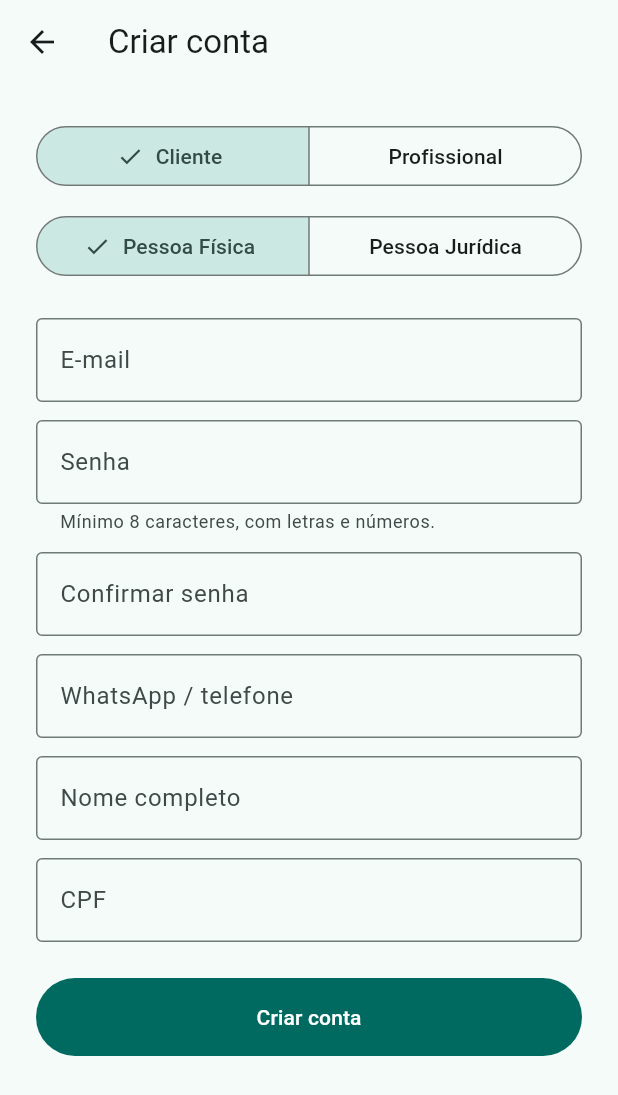
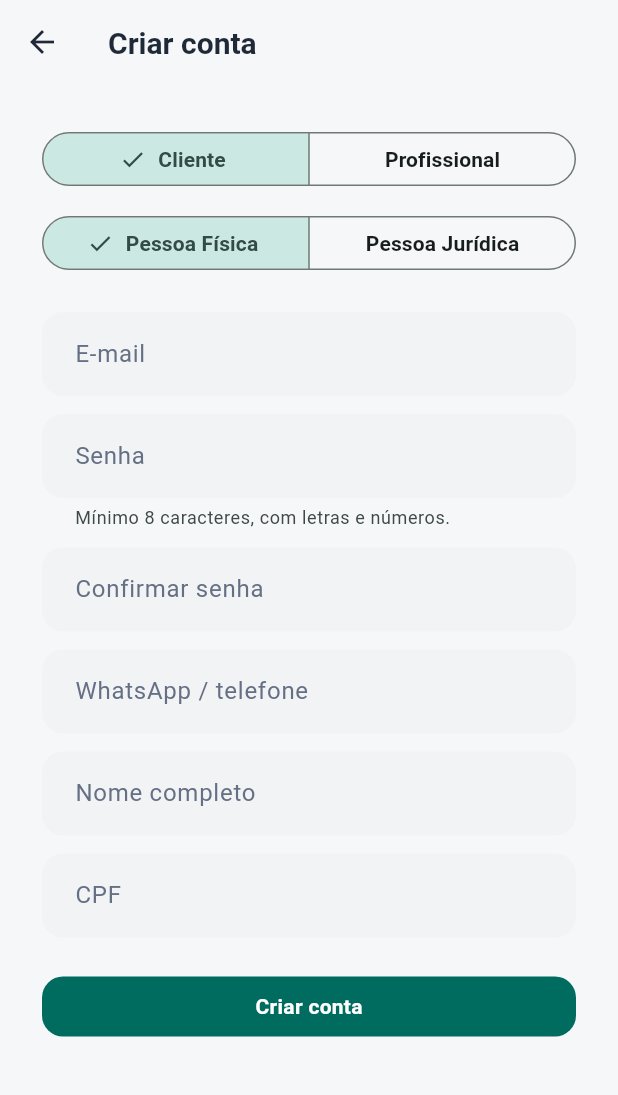
Before and after one commit to MikaelRodrigo/-servicos-manaus, a Flutter app: the screen it shows after launch, after a tap on "Não tem conta? Cadastre-se", on a phone screen of 412 x 824 dp. Shown: the top 1095 px of the screen. Run offline on Flutter 3.47's test engine with Material 3 defaults, Android fonts, the phone set to English and light mode, and no system bars; our stand-ins replace flutter_map, flutter_secure_storage, geolocator, image_picker, latlong2; accounts and stored records are empty; network calls fail.

Commit message:
feat: redesign visual do app (cards arredondados, sombras suaves, tema centralizado)
- Novo core/theme/app_theme.dart: ThemeData unico para o app inteiro --
  paleta neutra (cinza claro/branco) + uma cor de destaque (teal), raios
  de 14-20px em cards/botoes/campos/chips/bottom sheets, sombras suaves
  (shadowColor + elevation baixa, sem tint do Material 3), tipografia com
  mais espacamento entre linhas (height 1.3-1.5), padding mais generoso
  nos botoes e campos, e transicoes de 220ms com leve elevacao/overlay no
  hover dos botoes (ElevatedButton/FilledButton/OutlinedButton).
- Removidos os OutlineInputBorder() hardcoded (cantos retos, 4px) de
  todos os TextField/TextFormField -- agora herdam o campo preenchido e
  arredondado do tema central.
- Ajustes pontuais: paddings/respiro maiores em cadastro, login, mapa e
  lista de servicos; cores fortes suavizadas (cartao verde de 'ja
  avaliado', botao de adicionar foto); radius de miniaturas/dropdowns
  alinhado ao padrao de 12-14px.
- main.dart passa a usar construirTemaClaro() em vez de um ThemeData
  minimo inline.

```diff
--- /dev/null
+++ b/app/lib/core/theme/app_theme.dart
@@ -0,0 +1,287 @@
+import 'package:flutter/material.dart';
+
+/// Tokens de design centralizados do app -- é AQUI que qualquer ajuste
+/// visual (cor, raio, espaçamento) deve ser feito. Nenhuma tela deveria
+/// precisar declarar sua própria cor/raio/sombra: ela só usa o que o
+/// `Theme.of(context)` já entrega (via `construirTemaClaro()` abaixo),
+/// registrado uma única vez em `main.dart`.
+///
+/// Objetivo do redesign: cartões com cantos bem arredondados e sombra
+/// suave (em vez de borda sólida), paleta neutra (cinza claro/branco) com
+/// UMA cor de destaque para ações, tipografia com bom espaçamento entre
+/// linhas, e uma transição suave ao passar o mouse/tocar em botões e
+/// cartões.
+class AppRadius {
+  AppRadius._();
+
+  static const double sm = 10;
+  static const double md = 14;
+  static const double lg = 16;
+  static const double xl = 20;
+}
+
+class AppColors {
+  AppColors._();
+
+  /// Única cor de destaque do app (botões de ação, ícones selecionados,
+  /// indicador da barra de navegação). Um teal moderno -- não é a cor
+  /// "padrão" do Material, escolhida para fugir do visual genérico.
+  static const Color destaque = Color(0xFF12A594);
+
+  static const Color fundo = Color(0xFFF6F7F9);
+  static const Color superficie = Colors.white;
+  static const Color superficieSecundaria = Color(0xFFF1F3F5);
+  static const Color bordaSutil = Color(0xFFE7E9EC);
+  static const Color textoPrimario = Color(0xFF1F2937);
+  static const Color textoSecundario = Color(0xFF667085);
+}
+
+/// Duração padrão das transições de hover/toque em botões e cartões --
+/// suave o bastante para parecer intencional, rápida o bastante para não
+/// atrapalhar quem está tocando na tela repetidamente.
+const Duration duracaoTransicaoInterativa = Duration(milliseconds: 220);
+
+ThemeData construirTemaClaro() {
+  final colorScheme = ColorScheme.fromSeed(
+    seedColor: AppColors.destaque,
+    brightness: Brightness.light,
+  );
+
+  final radiusBotao = BorderRadius.circular(AppRadius.md);
+  final radiusCartao = BorderRadius.circular(AppRadius.lg);
+  final radiusCampo = BorderRadius.circular(AppRadius.md);
+
+  return ThemeData(
+    useMaterial3: true,
+    colorScheme: colorScheme,
+    scaffoldBackgroundColor: AppColors.fundo,
+    visualDensity: VisualDensity.comfortable,
+    splashFactory: InkSparkle.splashFactory,
+    textTheme: _construirTextTheme(),
+
+    appBarTheme: const AppBarTheme(
+      backgroundColor: AppColors.fundo,
+      foregroundColor: AppColors.textoPrimario,
+      elevation: 0,
+      scrolledUnderElevation: 0,
+      surfaceTintColor: Colors.transparent,
+      centerTitle: false,
+      titleTextStyle: TextStyle(
+        color: AppColors.textoPrimario,
+        fontSize: 20,
+        fontWeight: FontWeight.w600,
+        height: 1.3,
+      ),
+    ),
+
+    // Cartões: cantos bem arredondados (16px) + sombra difusa em vez de
+    // borda. `surfaceTintColor: transparent` evita o "tingimento" que o
+    // Material 3 aplicaria por padrão (deixaria os cards meio arroxeados) --
+    // queremos branco/cinza neutro de verdade, não uma cor emprestada da
+    // paleta de destaque.
+    cardTheme: CardThemeData(
+      color: AppColors.superficie,
+      elevation: 3,
+      shadowColor: Colors.black.withValues(alpha: 0.08),
+      surfaceTintColor: Colors.transparent,
+      margin: const EdgeInsets.symmetric(vertical: 8),
+      clipBehavior: Clip.antiAlias,
+      shape: RoundedRectangleBorder(borderRadius: radiusCartao),
+    ),
+
+    // Campos de entrada: preenchidos com cinza bem claro, SEM borda visível
+    // em repouso (troca "linha" por "área"), com um contorno na cor de
+    // destaque só quando o campo está focado -- feedback claro sem poluir
+    // a tela toda com bordas.
+    inputDecorationTheme: InputDecorationTheme(
+      filled: true,
+      fillColor: AppColors.superficieSecundaria,
+      contentPadding: const EdgeInsets.symmetric(horizontal: 18, vertical: 18),
+      border: OutlineInputBorder(borderRadius: radiusCampo, borderSide: BorderSide.none),
+      enabledBorder: OutlineInputBorder(borderRadius: radiusCampo, borderSide: BorderSide.none),
+      disabledBorder: OutlineInputBorder(borderRadius: radiusCampo, borderSide: BorderSide.none),
+      focusedBorder: OutlineInputBorder(
+        borderRadius: radiusCampo,
+        borderSide: BorderSide(color: colorScheme.primary, width: 1.6),
+      ),
+      errorBorder: OutlineInputBorder(
+        borderRadius: radiusCampo,
+        borderSide: BorderSide(color: colorScheme.error, width: 1.4),
+      ),
+      focusedErrorBorder: OutlineInputBorder(
+        borderRadius: radiusCampo,
+        borderSide: BorderSide(color: colorScheme.error, width: 1.6),
+      ),
+      labelStyle: const TextStyle(color: AppColors.textoSecundario),
+      hintStyle: TextStyle(color: AppColors.textoSecundario.withValues(alpha: 0.8)),
+    ),
+
+    elevatedButtonTheme: ElevatedButtonThemeData(
+      style: ButtonStyle(
+        animationDuration: duracaoTransicaoInterativa,
+        padding: const WidgetStatePropertyAll(
+          EdgeInsets.symmetric(horizontal: 24, vertical: 16),
+        ),
+        shape: WidgetStatePropertyAll(RoundedRectangleBorder(borderRadius: radiusBotao)),
+        textStyle: const WidgetStatePropertyAll(
+          TextStyle(fontWeight: FontWeight.w600, letterSpacing: 0.2),
+        ),
+        // Sombra cresce sutilmente no hover (mouse) -- feedback "elevação"
+        // sem precisar de nenhum pacote extra.
+        elevation: WidgetStateProperty.resolveWith((estados) {
+          if (estados.contains(WidgetState.hovered)) return 6;
+          if (estados.contains(WidgetState.pressed)) return 1;
+          return 2;
+        }),
+        shadowColor: WidgetStatePropertyAll(Colors.black.withValues(alpha: 0.15)),
+      ),
+    ),
+
+    filledButtonTheme: FilledButtonThemeData(
+      style: ButtonStyle(
+        animationDuration: duracaoTransicaoInterativa,
+        padding: const WidgetStatePropertyAll(
+          EdgeInsets.symmetric(horizontal: 24, vertical: 16),
+        ),
+        shape: WidgetStatePropertyAll(RoundedRectangleBorder(borderRadius: radiusBotao)),
+        textStyle: const WidgetStatePropertyAll(
+          TextStyle(fontWeight: FontWeight.w600, letterSpacing: 0.2),
+        ),
+        overlayColor: WidgetStateProperty.resolveWith((estados) {
+          if (estados.contains(WidgetState.hovered)) return Colors.white.withValues(alpha: 0.08);
+          if (estados.contains(WidgetState.pressed)) return Colors.white.withValues(alpha: 0.16);
+          return null;
+        }),
+        elevation: WidgetStateProperty.resolveWith((estados) {
+          if (estados.contains(WidgetState.hovered)) return 4;
+          return 0;
+        }),
+      ),
+    ),
+
+    outlinedButtonTheme: OutlinedButtonThemeData(
+      style: ButtonStyle(
+        animationDuration: duracaoTransicaoInterativa,
+        padding: const WidgetStatePropertyAll(
+          EdgeInsets.symmetric(horizontal: 24, vertical: 16),
+        ),
+        shape: WidgetStatePropertyAll(RoundedRectangleBorder(borderRadius: radiusBotao)),
+        textStyle: const WidgetStatePropertyAll(
+          TextStyle(fontWeight: FontWeight.w600, letterSpacing: 0.2),
+        ),
+        side: WidgetStateProperty.resolveWith((estados) {
+          if (estados.contains(WidgetState.hovered)) {
+            return BorderSide(color: colorScheme.primary, width: 1.4);
+          }
+          return const BorderSide(color: AppColors.bordaSutil, width: 1.2);
+        }),
+      ),
+    ),
+
+    textButtonTheme: TextButtonThemeData(
+      style: ButtonStyle(
+        animationDuration: duracaoTransicaoInterativa,
+        padding: const WidgetStatePropertyAll(
+          EdgeInsets.symmetric(horizontal: 16, vertical: 12),
+        ),
+        shape: WidgetStatePropertyAll(RoundedRectangleBorder(borderRadius: radiusBotao)),
+        textStyle: const WidgetStatePropertyAll(TextStyle(fontWeight: FontWeight.w600)),
+      ),
+    ),
+
+    chipTheme: ChipThemeData(
+      backgroundColor: AppColors.superficieSecundaria,
+      selectedColor: colorScheme.primaryContainer,
+      disabledColor: AppColors.superficieSecundaria,
+      labelStyle: const TextStyle(color: AppColors.textoPrimario, fontWeight: FontWeight.w500),
+      padding: const EdgeInsets.symmetric(horizontal: 12, vertical: 8),
+      shape: RoundedRectangleBorder(
+        borderRadius: BorderRadius.circular(AppRadius.sm),
+        side: BorderSide.none,
+      ),
+      side: BorderSide.none,
+    ),
+
+    // Divisórias mais discretas -- linha fina e clara, com bastante espaço
+    // ao redor, em vez da linha padrão do Material (mais escura, mais
+    // "presente" do que o design pede).
+    dividerTheme: const DividerThemeData(
+      color: AppColors.bordaSutil,
+      thickness: 1,
+      space: 32,
+    ),
+
+    navigationBarTheme: NavigationBarThemeData(
+      backgroundColor: AppColors.superficie,
+      elevation: 3,
+      shadowColor: Colors.black.withValues(alpha: 0.08),
+      surfaceTintColor: Colors.transparent,
+      indicatorColor: colorScheme.primaryContainer,
+      labelTextStyle: WidgetStateProperty.resolveWith((estados) {
+        final selecionado = estados.contains(WidgetState.selected);
+        return TextStyle(
+          fontSize: 12,
+          fontWeight: selecionado ? FontWeight.w600 : FontWeight.w500,
+          color: selecionado ? colorScheme.primary : AppColors.textoSecundario,
+        );
+      }),
+    ),
+
+    snackBarTheme: SnackBarThemeData(
+      behavior: SnackBarBehavior.floating,
+      backgroundColor: AppColors.textoPrimario,
+      contentTextStyle: const TextStyle(color: Colors.white),
+      shape: RoundedRectangleBorder(borderRadius: BorderRadius.circular(AppRadius.md)),
+      insetPadding: const EdgeInsets.all(16),
+    ),
+
+    bottomSheetTheme: BottomSheetThemeData(
+      backgroundColor: AppColors.superficie,
+      surfaceTintColor: Colors.transparent,
+      elevation: 6,
+      modalElevation: 6,
+      shape: const RoundedRectangleBorder(
+        borderRadius: BorderRadius.vertical(top: Radius.circular(AppRadius.xl)),
+      ),
+    ),
+
+    dialogTheme: DialogThemeData(
+      backgroundColor: AppColors.superficie,
+      surfaceTintColor: Colors.transparent,
+      shape: RoundedRectangleBorder(borderRadius: BorderRadius.circular(AppRadius.lg)),
+    ),
+
+    listTileTheme: const ListTileThemeData(
+      contentPadding: EdgeInsets.symmetric(horizontal: 16, vertical: 8),
+    ),
+
+    iconTheme: const IconThemeData(color: AppColors.textoPrimario),
+  );
+}
+
+/// Tipografia sem serifa (Roboto, já padrão do Flutter/Android -- evita
+/// depender de baixar uma fonte externa em tempo de execução) com peso e
+/// altura de linha ajustados para "respirar" mais do que o padrão do
+/// Material, que é bem apertado.
+TextTheme _construirTextTheme() {
+  const cor = AppColors.textoPrimario;
+  const corSecundaria = AppColors.textoSecundario;
+
+  return const TextTheme(
+    displayLarge: TextStyle(color: cor, height: 1.2, fontWeight: FontWeight.w700),
+    displayMedium: TextStyle(color: cor, height: 1.2, fontWeight: FontWeight.w700),
+    displaySmall: TextStyle(color: cor, height: 1.25, fontWeight: FontWeight.w700),
+    headlineLarge: TextStyle(color: cor, height: 1.25, fontWeight: FontWeight.w700),
+    headlineMedium: TextStyle(color: cor, height: 1.25, fontWeight: FontWeight.w700),
+    headlineSmall: TextStyle(color: cor, height: 1.3, fontWeight: FontWeight.w700),
+    titleLarge: TextStyle(color: cor, height: 1.3, fontWeight: FontWeight.w700, letterSpacing: 0.1),
+    titleMedium: TextStyle(color: cor, height: 1.35, fontWeight: FontWeight.w600, letterSpacing: 0.1),
+    titleSmall: TextStyle(color: cor, height: 1.35, fontWeight: FontWeight.w600),
+    bodyLarge: TextStyle(color: cor, height: 1.5),
+    bodyMedium: TextStyle(color: cor, height: 1.5),
+    bodySmall: TextStyle(color: corSecundaria, height: 1.45),
+    labelLarge: TextStyle(color: cor, height: 1.3, fontWeight: FontWeight.w600),
+    labelMedium: TextStyle(color: cor, height: 1.3, fontWeight: FontWeight.w500),
+    labelSmall: TextStyle(color: corSecundaria, height: 1.3, fontWeight: FontWeight.w500),
+  );
+}
--- a/app/lib/main.dart
+++ b/app/lib/main.dart
@@ -1,6 +1,7 @@
 import 'package:flutter/material.dart';
 import 'package:flutter_localizations/flutter_localizations.dart';
 import 'package:provider/provider.dart';
+import 'core/theme/app_theme.dart';
 import 'providers/auth_provider.dart';
 import 'providers/localizacao_provider.dart';
 import 'providers/profissionais_provider.dart';
@@ -30,10 +31,10 @@ class ServicosManausApp extends StatelessWidget {
       child: MaterialApp(
         title: 'Serviços Manaus',
         debugShowCheckedModeBanner: false,
-        theme: ThemeData(
-          colorScheme: ColorScheme.fromSeed(seedColor: Colors.teal),
-          useMaterial3: true,
-        ),
+        // Todo o visual (cores, raios, sombras, tipografia) vem de um único
+        // lugar -- `core/theme/app_theme.dart` -- para que o app inteiro
+        // fique consistente sem precisar repetir estilo tela por tela.
+        theme: construirTemaClaro(),
         localizationsDelegates: const [
           GlobalMaterialLocalizations.delegate,
           GlobalWidgetsLocalizations.delegate,
--- a/app/lib/screens/cadastro_screen.dart
+++ b/app/lib/screens/cadastro_screen.dart
@@ -210,7 +210,7 @@ class _CadastroScreenState extends State<CadastroScreen> {
       appBar: AppBar(title: const Text('Criar conta')),
       body: SafeArea(
         child: SingleChildScrollView(
-          padding: const EdgeInsets.all(24),
+          padding: const EdgeInsets.all(28),
           child: Form(
             key: _formKey,
             child: Column(
@@ -239,7 +239,7 @@ class _CadastroScreenState extends State<CadastroScreen> {
                 TextFormField(
                   controller: _email,
                   keyboardType: TextInputType.emailAddress,
-                  decoration: const InputDecoration(labelText: 'E-mail', border: OutlineInputBorder()),
+                  decoration: const InputDecoration(labelText: 'E-mail'),
                   validator: (v) => (v == null || !v.contains('@')) ? 'E-mail inválido.' : null,
                 ),
                 const SizedBox(height: 12),
@@ -250,7 +250,6 @@ class _CadastroScreenState extends State<CadastroScreen> {
                   decoration: const InputDecoration(
                     labelText: 'Senha',
                     helperText: 'Mínimo 8 caracteres, com letras e números.',
-                    border: OutlineInputBorder(),
                   ),
                   validator: (v) => (v == null || v.length < 8) ? 'Senha muito curta.' : null,
                 ),
@@ -259,8 +258,7 @@ class _CadastroScreenState extends State<CadastroScreen> {
                 TextFormField(
                   controller: _confirmarSenha,
                   obscureText: true,
-                  decoration:
-                      const InputDecoration(labelText: 'Confirmar senha', border: OutlineInputBorder()),
+                  decoration: const InputDecoration(labelText: 'Confirmar senha'),
                   validator: (v) => (v == null || v.isEmpty) ? 'Confirme a senha.' : null,
                 ),
                 const SizedBox(height: 12),
@@ -271,7 +269,6 @@ class _CadastroScreenState extends State<CadastroScreen> {
                   decoration: const InputDecoration(
                     labelText: 'WhatsApp / telefone',
                     hintText: '92988887777',
-                    border: OutlineInputBorder(),
                   ),
                   validator: (v) =>
                       (v == null || _apenasDigitos(v).length < 10) ? 'Telefone inválido.' : null,
@@ -281,15 +278,14 @@ class _CadastroScreenState extends State<CadastroScreen> {
                 if (ehPF) ...[
                   TextFormField(
                     controller: _nome,
-                    decoration:
-                        const InputDecoration(labelText: 'Nome completo', border: OutlineInputBorder()),
+                    decoration: const InputDecoration(labelText: 'Nome completo'),
                     validator: (v) => (v == null || v.trim().length < 3) ? 'Informe seu nome.' : null,
                   ),
                   const SizedBox(height: 12),
                   TextFormField(
                     controller: _cpf,
                     keyboardType: TextInputType.number,
-                    decoration: const InputDecoration(labelText: 'CPF', border: OutlineInputBorder()),
+                    decoration: const InputDecoration(labelText: 'CPF'),
                     validator: (v) =>
                         (v == null || _apenasDigitos(v).length != 11) ? 'CPF deve ter 11 dígitos.' : null,
                   ),
@@ -308,8 +304,7 @@ class _CadastroScreenState extends State<CadastroScreen> {
                 ] else ...[
                   TextFormField(
                     controller: _razaoSocial,
-                    decoration:
-                        const InputDecoration(labelText: 'Razão social', border: OutlineInputBorder()),
+                    decoration: const InputDecoration(labelText: 'Razão social'),
                     validator: (v) =>
                         (v == null || v.trim().length < 2) ? 'Informe a razão social.' : null,
                   ),
@@ -317,7 +312,7 @@ class _CadastroScreenState extends State<CadastroScreen> {
                   TextFormField(
                     controller: _cnpj,
                     keyboardType: TextInputType.number,
-                    decoration: const InputDecoration(labelText: 'CNPJ', border: OutlineInputBorder()),
+                    decoration: const InputDecoration(labelText: 'CNPJ'),
                     validator: (v) =>
                         (v == null || _apenasDigitos(v).length != 14) ? 'CNPJ deve ter 14 dígitos.' : null,
                   ),
--- a/app/lib/screens/editar_perfil_screen.dart
+++ b/app/lib/screens/editar_perfil_screen.dart
@@ -265,7 +265,6 @@ class _EditarPerfilScreenState extends State<EditarPerfilScreen> {
                 decoration: const InputDecoration(
                   labelText: 'Sobre mim',
                   hintText: 'Conte um pouco sobre sua experiência e seus serviços...',
-                  border: OutlineInputBorder(),
                   alignLabelWithHint: true,
                 ),
               ),
@@ -283,7 +282,6 @@ class _EditarPerfilScreenState extends State<EditarPerfilScreen> {
                   labelText: 'CEP',
                   hintText: 'Ex.: 69010030',
                   helperText: 'Define onde você aparece no mapa para os clientes.',
-                  border: OutlineInputBorder(),
                 ),
               ),
               if (_enderecoAtualExibicao != null && _enderecoAtualExibicao!.trim().isNotEmpty) ...[
--- a/app/lib/screens/login_screen.dart
+++ b/app/lib/screens/login_screen.dart
@@ -1,5 +1,6 @@
 import 'package:flutter/material.dart';
 import 'package:provider/provider.dart';
+import '../core/theme/app_theme.dart';
 import '../data/models/usuario.dart';
 import '../providers/auth_provider.dart';
 import 'cadastro_screen.dart';
@@ -58,14 +59,14 @@ class _LoginScreenState extends State<LoginScreen> {
       body: SafeArea(
         child: Center(
           child: SingleChildScrollView(
-            padding: const EdgeInsets.all(24),
+            padding: const EdgeInsets.all(28),
             child: Form(
               key: _formKey,
               child: Column(
                 mainAxisAlignment: MainAxisAlignment.center,
                 crossAxisAlignment: CrossAxisAlignment.stretch,
                 children: [
-                  const Icon(Icons.handyman, size: 72, color: Colors.teal),
+                  const Icon(Icons.handyman, size: 72, color: AppColors.destaque),
                   const SizedBox(height: 8),
                   Text(
                     'Serviços Manaus',
@@ -105,7 +106,6 @@ class _LoginScreenState extends State<LoginScreen> {
                     decoration: const InputDecoration(
                       labelText: 'E-mail',
                       prefixIcon: Icon(Icons.email_outlined),
-                      border: OutlineInputBorder(),
                     ),
                     validator: (valor) {
                       if (valor == null || valor.trim().isEmpty) {
@@ -126,7 +126,6 @@ class _LoginScreenState extends State<LoginScreen> {
                     decoration: InputDecoration(
                       labelText: 'Senha',
                       prefixIcon: const Icon(Icons.lock_outline),
-                      border: const OutlineInputBorder(),
                       suffixIcon: IconButton(
                         icon: Icon(_senhaVisivel ? Icons.visibility_off : Icons.visibility),
                         onPressed: () => setState(() => _senhaVisivel = !_senhaVisivel),
--- a/app/lib/screens/mapa_screen.dart
+++ b/app/lib/screens/mapa_screen.dart
@@ -173,7 +173,7 @@ class _MapaScreenState extends State<MapaScreen> {
       body: Column(
         children: [
           Padding(
-            padding: const EdgeInsets.all(12),
+            padding: const EdgeInsets.all(16),
             child: Row(
               crossAxisAlignment: CrossAxisAlignment.start,
               children: [
--- a/app/lib/screens/perfil_cliente_screen.dart
+++ b/app/lib/screens/perfil_cliente_screen.dart
@@ -214,7 +214,6 @@ class _PerfilClienteScreenState extends State<PerfilClienteScreen> {
                 decoration: const InputDecoration(
                   labelText: 'Contato (telefone/WhatsApp)',
                   hintText: '92988887777',
-                  border: OutlineInputBorder(),
                 ),
               ),
               const SizedBox(height: 16),
@@ -226,7 +225,6 @@ class _PerfilClienteScreenState extends State<PerfilClienteScreen> {
                 decoration: const InputDecoration(
                   labelText: 'Endereço fixo',
                   hintText: 'Rua, número, bairro...',
-                  border: OutlineInputBorder(),
                   alignLabelWithHint: true,
                 ),
               ),
--- a/app/lib/screens/perfil_profissional_screen.dart
+++ b/app/lib/screens/perfil_profissional_screen.dart
@@ -74,7 +74,6 @@ class _PerfilProfissionalScreenState extends State<PerfilProfissionalScreen> {
           maxLines: 3,
           decoration: const InputDecoration(
             labelText: 'Descreva o serviço (opcional)',
-            border: OutlineInputBorder(),
           ),
         ),
         actions: [
@@ -520,7 +519,7 @@ class _CartaoPortfolioState extends State<_CartaoPortfolio> {
           ],
 
           const SizedBox(height: 14),
-          Divider(height: 1, color: Colors.grey.shade200),
+          const Divider(height: 1),
         ],
       ),
     );
--- a/app/lib/screens/servicos_screen.dart
+++ b/app/lib/screens/servicos_screen.dart
@@ -103,9 +103,9 @@ class _ServicosScreenState extends State<ServicosScreen> {
             }
 
             return ListView.separated(
-              padding: const EdgeInsets.all(12),
+              padding: const EdgeInsets.all(16),
               itemCount: servicos.length,
-              separatorBuilder: (_, _) => const SizedBox(height: 8),
+              separatorBuilder: (_, _) => const SizedBox(height: 12),
               itemBuilder: (context, indice) {
                 final servico = servicos[indice];
                 final outroNome =
--- a/app/lib/widgets/busca_subcategoria_autocomplete.dart
+++ b/app/lib/widgets/busca_subcategoria_autocomplete.dart
@@ -141,7 +141,6 @@ class _BuscaSubcategoriaAutocompleteState extends State<BuscaSubcategoriaAutocom
               decoration: InputDecoration(
                 hintText: widget.hintText,
                 prefixIcon: const Icon(Icons.search),
-                border: const OutlineInputBorder(),
                 isDense: true,
               ),
             );
@@ -151,8 +150,9 @@ class _BuscaSubcategoriaAutocompleteState extends State<BuscaSubcategoriaAutocom
             return Align(
               alignment: Alignment.topLeft,
               child: Material(
-                elevation: 4,
-                borderRadius: BorderRadius.circular(8),
+                elevation: 6,
+                shadowColor: Colors.black.withValues(alpha: 0.15),
+                borderRadius: BorderRadius.circular(14),
                 child: ConstrainedBox(
                   constraints: const BoxConstraints(maxHeight: 280),
                   child: SizedBox(
--- a/app/lib/widgets/seletor_categoria_cascata.dart
+++ b/app/lib/widgets/seletor_categoria_cascata.dart
@@ -86,9 +86,8 @@ class SeletorCategoriaCascata extends StatelessWidget {
     return InputDecorator(
       decoration: InputDecoration(
         labelText: labelText,
-        border: const OutlineInputBorder(),
         errorText: errorText,
-        contentPadding: const EdgeInsets.symmetric(horizontal: 12, vertical: 12),
+        contentPadding: const EdgeInsets.symmetric(horizontal: 16, vertical: 14),
       ),
       child: !temCategoria
           ? InkWell(
@@ -234,7 +233,6 @@ class _FolhaDeBuscaState<T> extends State<_FolhaDeBusca<T>> {
                   decoration: const InputDecoration(
                     hintText: 'Buscar...',
                     prefixIcon: Icon(Icons.search),
-                    border: OutlineInputBorder(),
                     isDense: true,
                   ),
                 ),
```
Also changed, not shown: app/lib/screens/avaliacao_screen.dart (+4 -5 lines), app/lib/screens/servico_detalhe_screen.dart (+5 -4 lines).
